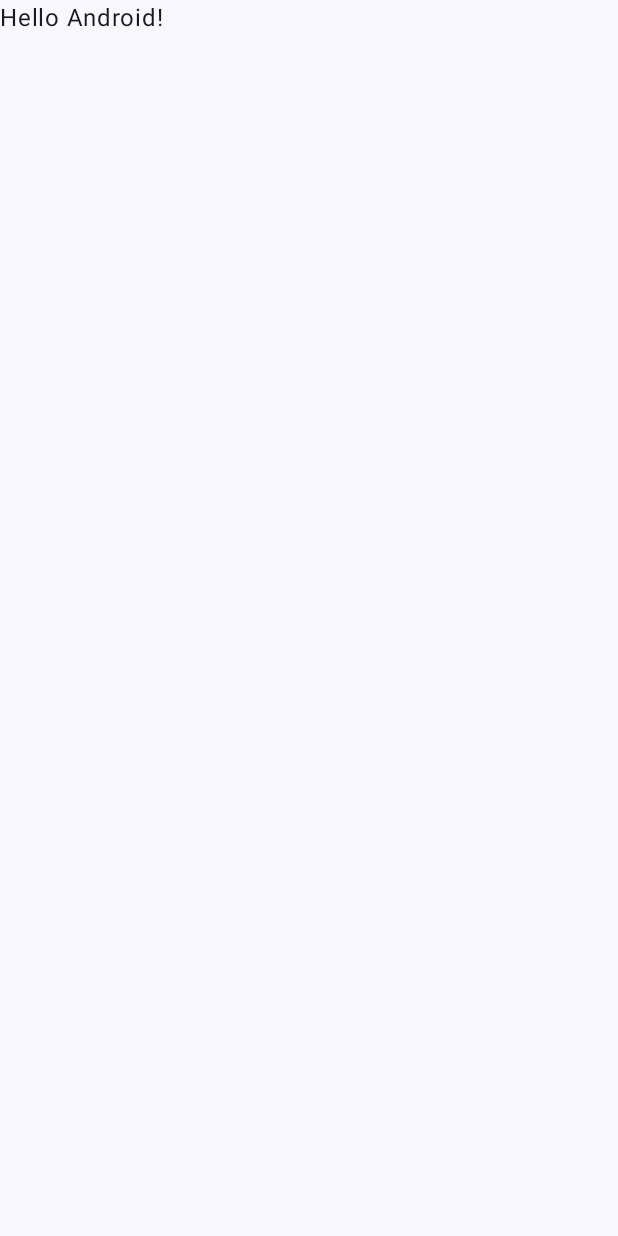
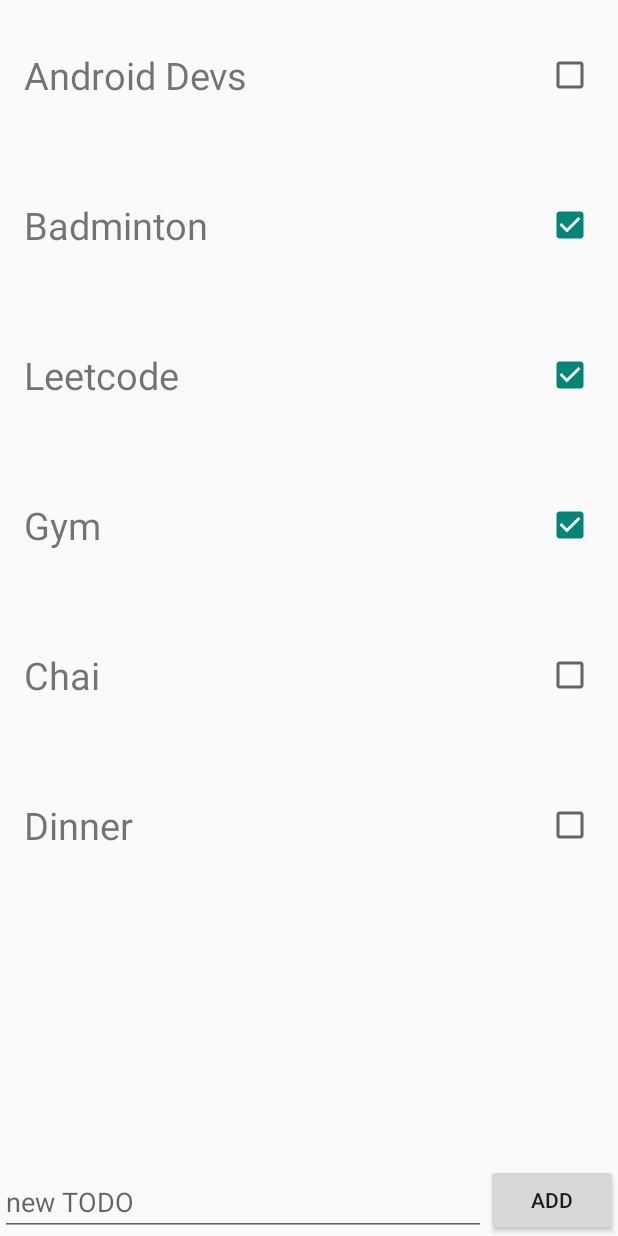
Before and after one commit to ankitklu/Android_Dev, an Android app built with Jetpack Compose: the screen it shows after launch (MainActivity), on a phone screen of 412 x 824 dp. Before the commit the screen is almost empty. Run offline under Robolectric (Android 15) with nearby library versions, the phone set to English and light mode, and no system bars.

Commit message:
Android : Recycler View | Simple TODO app

```diff
--- a/Strings_themes_color_dimensions/app/build.gradle.kts
+++ b/Strings_themes_color_dimensions/app/build.gradle.kts
@@ -38,6 +38,7 @@ android {
     }
     buildFeatures {
         compose = true
+        viewBinding = true
     }
 }
 
@@ -50,6 +51,8 @@ dependencies {
     implementation(libs.androidx.compose.ui.graphics)
     implementation(libs.androidx.compose.ui.tooling.preview)
     implementation(libs.androidx.compose.material3)
+    implementation(libs.androidx.recyclerview)
+    implementation(libs.androidx.constraintlayout)
     testImplementation(libs.junit)
     androidTestImplementation(libs.androidx.junit)
     androidTestImplementation(libs.androidx.espresso.core)
@@ -57,4 +60,5 @@ dependencies {
     androidTestImplementation(libs.androidx.compose.ui.test.junit4)
     debugImplementation(libs.androidx.compose.ui.tooling)
     debugImplementation(libs.androidx.compose.ui.test.manifest)
+
 }
--- a/Strings_themes_color_dimensions/app/src/main/java/com/example/strings_themes_color_dimensions/MainActivity.kt
+++ b/Strings_themes_color_dimensions/app/src/main/java/com/example/strings_themes_color_dimensions/MainActivity.kt
@@ -1,6 +1,7 @@
 package com.example.strings_themes_color_dimensions
 
 import android.os.Bundle
+import android.util.Log
 import androidx.activity.ComponentActivity
 import androidx.activity.compose.setContent
 import androidx.activity.enableEdgeToEdge
@@ -11,37 +12,44 @@ import androidx.compose.material3.Text
 import androidx.compose.runtime.Composable
 import androidx.compose.ui.Modifier
 import androidx.compose.ui.tooling.preview.Preview
+import androidx.recyclerview.widget.LinearLayoutManager
+import com.example.strings_themes_color_dimensions.databinding.ActivityMainBinding
 import com.example.strings_themes_color_dimensions.ui.theme.Strings_themes_color_dimensionsTheme
 
 class MainActivity : ComponentActivity() {
+
+    private lateinit var binding: ActivityMainBinding
+
+    var TAG = "ankit"
+
     override fun onCreate(savedInstanceState: Bundle?) {
         super.onCreate(savedInstanceState)
-        enableEdgeToEdge()
-        setContent {
-            Strings_themes_color_dimensionsTheme {
-                Scaffold(modifier = Modifier.fillMaxSize()) { innerPadding ->
-                    Greeting(
-                        name = "Android",
-                        modifier = Modifier.padding(innerPadding)
-                    )
-                }
+
+        binding = ActivityMainBinding.inflate(layoutInflater)
+        setContentView(binding.root)
+
+        val todoList = mutableListOf(
+            Todo("Android Devs", false),
+            Todo("Badminton", true),
+            Todo("Leetcode", true),
+            Todo("Gym", true),
+            Todo("Chai", false),
+            Todo("Dinner", false),
+        )
+
+        val adapter = TodoAdapter(todoList)
+
+        binding.rvTodo.layoutManager = LinearLayoutManager(this)
+        binding.rvTodo.adapter = adapter
+
+        binding.btnAddTodo.setOnClickListener {
+            Log.d(TAG,"Add button clicked")
+            val title = binding.editText.text.toString()
+            if (title.isNotBlank()) {
+                todoList.add(Todo(title, false))
+                adapter.notifyItemInserted(todoList.size - 1)
+                binding.editText.text.clear()
             }
         }
     }
 }
-
-@Composable
-fun Greeting(name: String, modifier: Modifier = Modifier) {
-    Text(
-        text = "Hello $name!",
-        modifier = modifier
-    )
-}
-
-@Preview(showBackground = true)
-@Composable
-fun GreetingPreview() {
-    Strings_themes_color_dimensionsTheme {
-        Greeting("Android")
-    }
-}
--- /dev/null
+++ b/Strings_themes_color_dimensions/app/src/main/java/com/example/strings_themes_color_dimensions/Todo.kt
@@ -0,0 +1,6 @@
+package com.example.strings_themes_color_dimensions
+
+data class Todo (
+     val title: String,
+     var isChecked: Boolean,
+)
--- /dev/null
+++ b/Strings_themes_color_dimensions/app/src/main/java/com/example/strings_themes_color_dimensions/TodoAdapter.kt
@@ -0,0 +1,33 @@
+package com.example.strings_themes_color_dimensions
+
+import android.view.LayoutInflater
+import android.view.View
+import android.view.ViewGroup
+import androidx.recyclerview.widget.RecyclerView
+import com.example.strings_themes_color_dimensions.databinding.ActivityMainBinding
+import com.example.strings_themes_color_dimensions.databinding.ItemTodoBinding
+
+
+class TodoAdapter(private val todos: MutableList<Todo>) : RecyclerView.Adapter<TodoAdapter.TodoViewHolder>() {
+
+    inner class TodoViewHolder(val binding: ItemTodoBinding) :
+        RecyclerView.ViewHolder(binding.root)
+
+    override fun onCreateViewHolder(parent: ViewGroup, viewType: Int): TodoViewHolder {
+        val binding = ItemTodoBinding.inflate(
+            LayoutInflater.from(parent.context),
+            parent,
+            false
+        )
+        return TodoViewHolder(binding)
+    }
+
+    override fun onBindViewHolder(holder: TodoViewHolder, position: Int) {
+        val todo = todos[position]
+
+        holder.binding.tvTitle.text = todo.title
+        holder.binding.cbDone.isChecked = todo.isChecked
+    }
+
+    override fun getItemCount(): Int = todos.size
+}
--- /dev/null
+++ b/Strings_themes_color_dimensions/app/src/main/res/layout/activity_main.xml
@@ -0,0 +1,36 @@
+<?xml version="1.0" encoding="utf-8"?>
+<androidx.constraintlayout.widget.ConstraintLayout
+    xmlns:android="http://schemas.android.com/apk/res/android"
+    xmlns:app="http://schemas.android.com/apk/res-auto"
+    xmlns:tools="http://schemas.android.com/tools"
+    android:layout_width="match_parent"
+    android:layout_height="match_parent"
+    android:id="@+id/tvTodo"
+    >
+
+    <androidx.recyclerview.widget.RecyclerView
+        android:id="@+id/rvTodo"
+        android:layout_width="match_parent"
+        android:layout_height="0dp"
+        app:layout_constraintBottom_toTopOf="@+id/editText"
+        app:layout_constraintTop_toTopOf="parent"
+        tools:layout_editor_absoluteX="0dp" />
+
+    <EditText
+        android:id="@+id/editText"
+        android:layout_width="0dp"
+        android:layout_height="wrap_content"
+        android:hint="new TODO"
+        app:layout_constraintBottom_toBottomOf="parent"
+        app:layout_constraintEnd_toStartOf="@+id/btnAddTodo"
+        app:layout_constraintStart_toStartOf="parent" />
+
+    <Button
+        android:id="@+id/btnAddTodo"
+        android:layout_width="wrap_content"
+        android:layout_height="wrap_content"
+        android:text="Add"
+        app:layout_constraintBottom_toBottomOf="parent"
+        app:layout_constraintEnd_toEndOf="parent" />
+
+</androidx.constraintlayout.widget.ConstraintLayout>
--- /dev/null
+++ b/Strings_themes_color_dimensions/app/src/main/res/layout/item_todo.xml
@@ -0,0 +1,29 @@
+<?xml version="1.0" encoding="utf-8"?>
+<androidx.constraintlayout.widget.ConstraintLayout
+    xmlns:android="http://schemas.android.com/apk/res/android"
+    xmlns:app="http://schemas.android.com/apk/res-auto"
+    xmlns:tools="http://schemas.android.com/tools"
+    android:layout_width="match_parent"
+    android:layout_height="100dp"
+    android:padding="16dp">
+
+    <TextView
+        android:id="@+id/tvTitle"
+        android:layout_width="0dp"
+        android:layout_height="wrap_content"
+        android:text="Title"
+        android:textSize="25sp"
+        app:layout_constraintBottom_toBottomOf="parent"
+        app:layout_constraintEnd_toStartOf="@+id/cbDone"
+        app:layout_constraintStart_toStartOf="parent"
+        app:layout_constraintTop_toTopOf="parent" />
+
+    <CheckBox
+        android:id="@+id/cbDone"
+        android:layout_width="wrap_content"
+        android:layout_height="wrap_content"
+        app:layout_constraintBottom_toBottomOf="parent"
+        app:layout_constraintEnd_toEndOf="parent"
+        app:layout_constraintTop_toTopOf="parent" />
+
+</androidx.constraintlayout.widget.ConstraintLayout>
--- /dev/null
+++ b/Strings_themes_color_dimensions/app/src/main/res/layout/layout2.xml
@@ -0,0 +1,9 @@
+<?xml version="1.0" encoding="utf-8"?>
+<androidx.constraintlayout.widget.ConstraintLayout
+    xmlns:android="http://schemas.android.com/apk/res/android"
+    xmlns:app="http://schemas.android.com/apk/res-auto"
+    xmlns:tools="http://schemas.android.com/tools"
+    android:layout_width="match_parent"
+    android:layout_height="match_parent">
+
+</androidx.constraintlayout.widget.ConstraintLayout>
--- a/Strings_themes_color_dimensions/gradle/libs.versions.toml
+++ b/Strings_themes_color_dimensions/gradle/libs.versions.toml
@@ -8,6 +8,8 @@ espressoCore = "3.7.0"
 lifecycleRuntimeKtx = "2.10.0"
 activityCompose = "1.12.1"
 composeBom = "2024.09.00"
+recyclerview = "1.4.0"
+constraintlayout = "2.2.1"
 
 [libraries]
 androidx-core-ktx = { group = "androidx.core", name = "core-ktx", version.ref = "coreKtx" }
@@ -24,6 +26,8 @@ androidx-compose-ui-tooling-preview = { group = "androidx.compose.ui", name = "u
 androidx-compose-ui-test-manifest = { group = "androidx.compose.ui", name = "ui-test-manifest" }
 androidx-compose-ui-test-junit4 = { group = "androidx.compose.ui", name = "ui-test-junit4" }
 androidx-compose-material3 = { group = "androidx.compose.material3", name = "material3" }
+androidx-recyclerview = { group = "androidx.recyclerview", name = "recyclerview", version.ref = "recyclerview" }
+androidx-constraintlayout = { group = "androidx.constraintlayout", name = "constraintlayout", version.ref = "constraintlayout" }
 
 [plugins]
 android-application = { id = "com.android.application", version.ref = "agp" }
```
Also changed, not shown: 1 other file.
